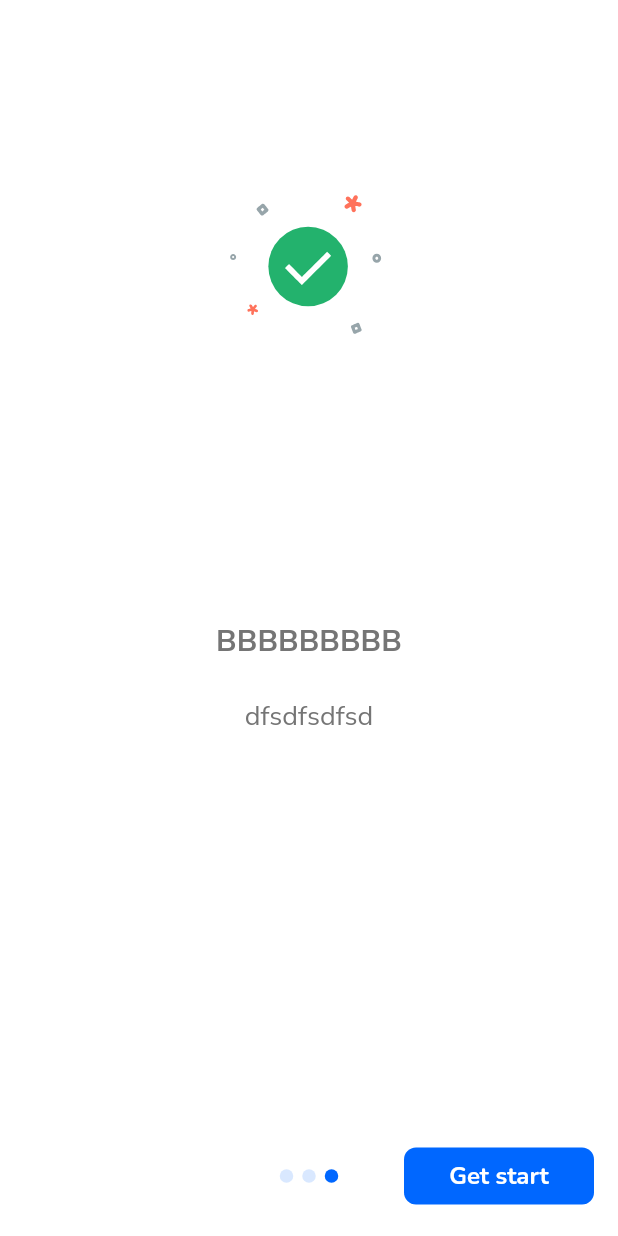
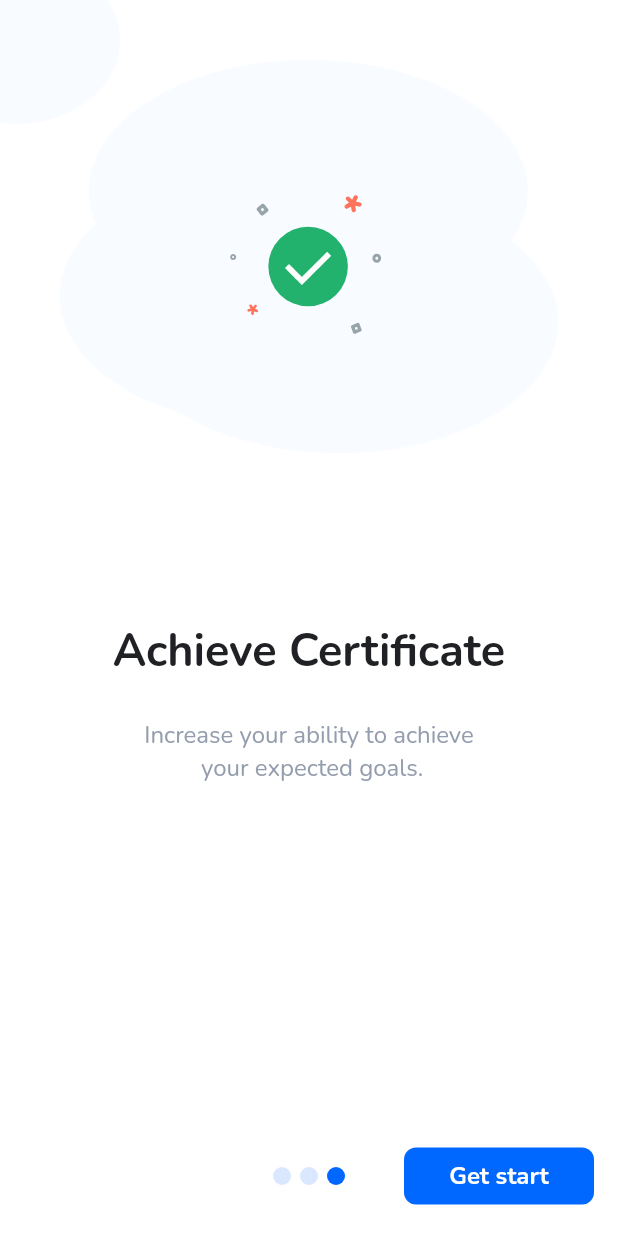
Before and after one commit to lhduc2205/toeic_test, a Flutter app: the screen it shows after launch, after a tap on "Skip", on a phone screen of 412 x 824 dp. Run offline on Flutter 3.47's test engine with Material 2 defaults, Android fonts, the phone set to English and light mode, and no system bars; drawn by our look-alikes of introduction_screen; our stand-ins replace bloc, email_validator, equatable, flutter_bloc, flutter_iconly, google_fonts and 1 more.

Commit message:
create on_board screen

```diff
--- a/front_end/lib/app/core/value/constants/assets_path.dart
+++ b/front_end/lib/app/core/value/constants/assets_path.dart
@@ -18,7 +18,9 @@ class LottiePath {
 class ImageRasterPath {
   static const _folderPath = "assets/images/raster";
 
-  static const googleLogo = "$_folderPath/google-logo.png";
+  static const GOOGLE_LOGO = "$_folderPath/google-logo.png";
+  static const INTRODUCTION_BACKGROUND = "$_folderPath/introduction_bg.png";
+  static const BUBBLE = "$_folderPath/bubble.png";
 }
 
 class ImageVectorPath {
--- a/front_end/lib/app/core/value/theme/theme.dart
+++ b/front_end/lib/app/core/value/theme/theme.dart
@@ -33,10 +33,13 @@ class AppTheme {
       );
 }
 
-TextStyle titleTextStyle({Color? color}) {
+TextStyle titleTextStyle({Color? color, double? fontSize}) {
   return GoogleFonts.nunito(
     textStyle: TextStyle(
-        fontSize: 25, color: color ?? kPrimary, fontWeight: FontWeight.bold),
+      fontSize: fontSize ?? 25,
+      color: color ?? kPrimary,
+      fontWeight: FontWeight.bold,
+    ),
   );
 }
 
@@ -49,11 +52,12 @@ TextStyle subTextStyle({Color? color}) {
   );
 }
 
-TextStyle normalTextStyle({Color? color}) {
+TextStyle normalTextStyle({Color? color, FontWeight? fontWeight}) {
   return GoogleFonts.nunito(
     textStyle: TextStyle(
       fontSize: 16,
       color: color ?? kNormalText,
+      fontWeight: fontWeight ?? FontWeight.normal,
     ),
   );
 }
--- a/front_end/lib/app/modules/login/view/widgets/google_login_button.dart
+++ b/front_end/lib/app/modules/login/view/widgets/google_login_button.dart
@@ -13,7 +13,7 @@ class _GoogleLoginButton extends StatelessWidget {
       child: Row(
         mainAxisAlignment: MainAxisAlignment.center,
         children: [
-          Image.asset(ImageRasterPath.googleLogo, width: 20),
+          Image.asset(ImageRasterPath.GOOGLE_LOGO, width: 20),
           const SizedBox(width: 10),
           Text(
             'Continue with Google',
--- a/front_end/lib/app/modules/on_board/view/on_board_view.dart
+++ b/front_end/lib/app/modules/on_board/view/on_board_view.dart
@@ -10,53 +10,58 @@ import 'package:lottie/lottie.dart';
 
 import '../../../core/value/constants/app_constants.dart';
 
+part 'widgets/main_bubble_background.dart';
+part 'widgets/introduction.dart';
+
 class OnBoardView extends StatelessWidget {
   const OnBoardView({Key? key}) : super(key: key);
 
   @override
   Widget build(BuildContext context) {
     return Scaffold(
-      body: SafeArea(
-        child: IntroductionScreen(
-          showSkipButton: true,
-          dotsDecorator: DotsDecorator(
-              activeColor: kPrimary,
-              color: kPrimary.withOpacity(0.15),
-              spacing: const EdgeInsets.symmetric(horizontal: 3.0),
-              //
-          ),
-          pages: [
-            PageViewModel(
-              title: 'AAAAAAAAAA',
-              body: 'asdasdasdasd',
-              image: _buildLottie(LottiePath.BOOK_LOADING),
-            ),
-            PageViewModel(
-              title: 'CCCCCCCC',
-              body: 'asdasddfsfsdasdasd',
-              image: _buildLottie(LottiePath.QUIZ_MODE),
-            ),
-            PageViewModel(
-              title: 'BBBBBBBBB',
-              body: 'dfsdfsdfsd',
-              image: _buildLottie(LottiePath.CHECK_MARK, repeat: false),
-            ),
-          ],
-          done: Text('Get start', style: buttonTextStyle()),
-          next: Text('Next', style: subTextStyle(color: kPrimary)),
-          skip: Text('Skip', style: subTextStyle()),
-          doneStyle: ButtonStyle(
-            backgroundColor: MaterialStateProperty.all<Color>(kPrimary),
-          ),
-          onDone: () {},
-        ),
+      body: Stack(
+        children: [
+          _buildMainBubbleBg(),
+          _buildConerBubble(),
+          _buildIntroductionBody(),
+        ],
       ),
     );
   }
 
-  Widget _buildLottie(String path, {bool repeat = true}) {
-    return Center(
-      child: Lottie.asset(path, width: 350, repeat: repeat),
+  Widget _buildIntroductionBody() {
+    return const SafeArea(
+      child: _Introduction(),
     );
   }
+
+  Widget _buildMainBubbleBg() {
+    return const Padding(
+      padding: EdgeInsets.symmetric(vertical: 40, horizontal: 40),
+      child: _MainBubbleBackground(),
+    );
+  }
+
+  Widget _buildConerBubble() {
+    return Positioned(
+      top: 0,
+      left: 0,
+      child: Image.asset(
+        ImageRasterPath.BUBBLE,
+        width: 80,
+      ),
+    );
+  }
+
+  LinearGradient getGradientColor() {
+    return const LinearGradient(
+      begin: Alignment.topCenter,
+      end: Alignment.bottomCenter,
+      colors: [
+        Color(0xFF8AD4FF),
+        kWhite,
+      ],
+    );
+  }
+
 }
--- /dev/null
+++ b/front_end/lib/app/modules/on_board/view/widgets/introduction.dart
@@ -0,0 +1,83 @@
+part of on_board_view;
+
+class _Introduction extends StatelessWidget {
+  const _Introduction({Key? key}) : super(key: key);
+
+  @override
+  Widget build(BuildContext context) {
+    return IntroductionScreen(
+        globalBackgroundColor: Colors.transparent,
+        showSkipButton: true,
+        dotsDecorator: _getDotDecorator(),
+        pages: _getPages(),
+        done: Text('Get start', style: buttonTextStyle()),
+        next: Text(
+          'Next',
+          style: normalTextStyle(
+            color: kPrimary,
+            fontWeight: FontWeight.bold,
+          )
+        ),
+        skip: Text('Skip', style: normalTextStyle()),
+        doneStyle: ButtonStyle(
+          backgroundColor: MaterialStateProperty.all<Color>(kPrimary),
+        ),
+        onDone: _onDone(context));
+  }
+
+  List<PageViewModel> _getPages() {
+    return [
+      PageViewModel(
+        title: 'Widen knowledge',
+        body:
+            'Now you can improve your English skill\n any time right from mobile.',
+        image: _buildLottie(LottiePath.BOOK_LOADING),
+        decoration: _getPageDecoration(),
+      ),
+      PageViewModel(
+        title: 'Test your skills',
+        body: 'Check your Listening and Reading skills\n whenever you want.',
+        image: _buildLottie(LottiePath.QUIZ_MODE),
+        decoration: _getPageDecoration(),
+      ),
+      PageViewModel(
+        title: 'Achieve Certificate',
+        body: 'Increase your ability to achieve\n your expected goals.',
+        image: _buildLottie(LottiePath.CHECK_MARK, repeat: false),
+        decoration: _getPageDecoration(),
+      ),
+    ];
+  }
+
+  Widget _buildLottie(String path, {bool repeat = true}) {
+    return Center(
+      child: Lottie.asset(path, width: 350, repeat: repeat),
+    );
+  }
+
+  DotsDecorator _getDotDecorator() {
+    return DotsDecorator(
+      activeColor: kPrimary,
+      color: kPrimary.withOpacity(0.15),
+      spacing: const EdgeInsets.symmetric(horizontal: 3.0),
+      size: const Size.square(12),
+      activeSize: const Size.square(12),
+    );
+  }
+
+  PageDecoration _getPageDecoration() {
+    return PageDecoration(
+        titleTextStyle: titleTextStyle(fontSize: 30, color: kBlack),
+        bodyTextStyle: normalTextStyle());
+  }
+
+  Function()? _onDone(BuildContext context) {
+    return () {
+      Navigator.pushNamedAndRemoveUntil(
+        context,
+        '/login',
+        (route) => false,
+      );
+    };
+  }
+}
--- /dev/null
+++ b/front_end/lib/app/modules/on_board/view/widgets/main_bubble_background.dart
@@ -0,0 +1,13 @@
+part of on_board_view;
+
+class _MainBubbleBackground extends StatelessWidget {
+  const _MainBubbleBackground({Key? key}) : super(key: key);
+
+  @override
+  Widget build(BuildContext context) {
+    return Image.asset(
+      ImageRasterPath.INTRODUCTION_BACKGROUND,
+      fit: BoxFit.cover,
+    );
+  }
+}
--- a/front_end/lib/main.dart
+++ b/front_end/lib/main.dart
@@ -3,7 +3,5 @@ import 'package:flutter_bloc/flutter_bloc.dart';
 import 'package:front_end/app/modules/app.dart';
 
 void main() {
-  BlocOverrides.runZoned(
-    () => runApp(const TOEICTestApp()),
-  );
+  runApp(const TOEICTestApp());
 }
```
Also changed, not shown: front_end/pubspec.yaml (+9 -40 lines), front_end/assets/images/raster/bubble.png (added), front_end/assets/images/raster/introduction_bg.png (added), front_end/lib/app/core/value/constants/app_constants.dart (line endings or trailing spaces), front_end/pubspec.lock, 1 other file.
